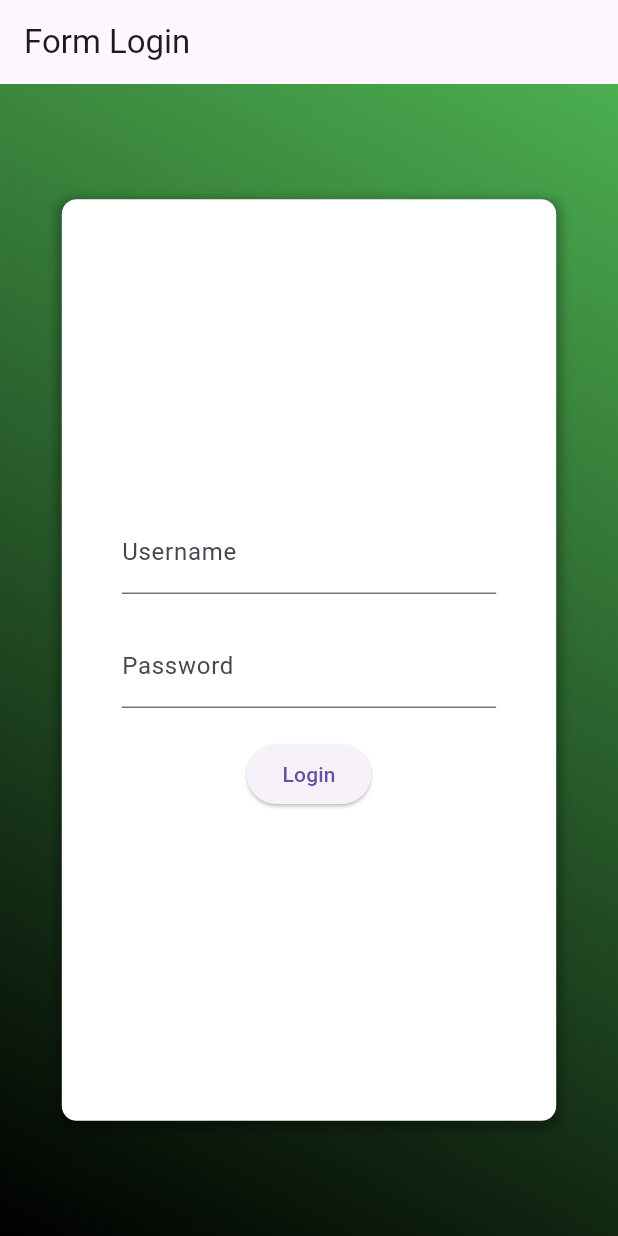
After one commit to mfthfarid/si-kaspin_mobile, a Flutter app: the LoginPage screen opened directly, on a phone screen of 412 x 824 dp. The commit adds this screen. Run offline on Flutter 3.47's test engine with Material 3 defaults, Android fonts, the phone set to English and light mode, and no system bars; our stand-ins replace avatar_glow.

Commit message:
add login

```diff
--- /dev/null
+++ b/lib/login/login.dart
@@ -0,0 +1,136 @@
+import 'package:flutter/material.dart';
+import 'package:kaspin/main.dart';
+import 'package:avatar_glow/avatar_glow.dart';
+
+void main() {
+  runApp(MyApp());
+}
+
+class MyApp extends StatelessWidget {
+  @override
+  Widget build(BuildContext context) {
+    return MaterialApp(
+      home: LoginPage(),
+    );
+  }
+}
+
+class LoginPage extends StatelessWidget {
+  @override
+  Widget build(BuildContext context) {
+    return Scaffold(
+      appBar: AppBar(
+        title: Text(
+          'Form Login',
+          // textAlign: Center(),
+        ),
+      ),
+      body: SafeArea(
+        child: Stack(
+          children: [
+            Container(
+              decoration: BoxDecoration(
+                gradient: LinearGradient(
+                  begin: Alignment.topRight,
+                  end: Alignment.bottomLeft,
+                  colors: [Colors.green, Colors.black],
+                ),
+              ),
+            ),
+            Center(
+              child: FractionallySizedBox(
+                widthFactor: 0.8,
+                heightFactor: 0.8,
+                child: Container(
+                  width: 500,
+                  height: 500,
+                  padding: EdgeInsets.all(20.0),
+                  decoration: BoxDecoration(
+                    color: Colors.white,
+                    borderRadius: BorderRadius.circular(10.0),
+                    boxShadow: [
+                      BoxShadow(
+                        color: Colors.black.withOpacity(0.3),
+                        spreadRadius: 3,
+                        blurRadius: 5,
+                        offset: Offset(0, 3),
+                      ),
+                    ],
+                  ),
+                  child: LoginForm(),
+                ),
+              ),
+            ),
+          ],
+        ),
+      ),
+    );
+  }
+}
+
+class LoginForm extends StatefulWidget {
+  @override
+  _LoginFormState createState() => _LoginFormState();
+}
+
+class _LoginFormState extends State<LoginForm> {
+  final TextEditingController _usernameController = TextEditingController();
+  final TextEditingController _passwordController = TextEditingController();
+
+  @override
+  Widget build(BuildContext context) {
+    return Padding(
+      padding: EdgeInsets.all(20.0),
+      child: Column(
+        mainAxisAlignment: MainAxisAlignment.center,
+        children: [
+          TextField(
+            controller: _usernameController,
+            decoration: InputDecoration(labelText: 'Username'),
+          ),
+          SizedBox(height: 20.0),
+          TextField(
+            controller: _passwordController,
+            decoration: InputDecoration(labelText: 'Password'),
+            obscureText: true,
+          ),
+          SizedBox(height: 20.0),
+          ElevatedButton(
+            onPressed: () {
+              // Logika autentikasi akan ditambahkan di sini
+              String username = _usernameController.text;
+              String password = _passwordController.text;
+
+              // Contoh autentikasi sederhana
+              if (username == 'admin' && password == 'admin123') {
+                // Jika autentikasi berhasil, navigasi ke halaman beranda
+                Navigator.push(
+                  context,
+                  MaterialPageRoute(builder: (context) => HomePage()),
+                );
+              } else {
+                // Jika autentikasi gagal, tampilkan pesan kesalahan
+                ScaffoldMessenger.of(context).showSnackBar(
+                  SnackBar(
+                    content: Text('Username atau password salah.'),
+                    backgroundColor: Colors.red,
+                  ),
+                );
+              }
+            },
+            child: Text('Login'),
+          ),
+        ],
+      ),
+    );
+  }
+}
+
+class HomePage extends StatelessWidget {
+  @override
+  Widget build(BuildContext context) {
+    return Scaffold(
+      body: (MyHomePage()),
+    );
+  }
+}
--- a/lib/main.dart
+++ b/lib/main.dart
@@ -3,6 +3,7 @@ import 'package:kaspin/laciDrawer.dart';
 import './menu/profile.dart';
 import './menu/penjualan.dart';
 import './menu/retur.dart';
+import 'package:kaspin/login/login.dart';
 
 void main() {
   runApp(MyApp());
--- a/pubspec.yaml
+++ b/pubspec.yaml
@@ -54,7 +54,13 @@ flutter:
 
   # To add assets to your application, add an assets section, like this:
   assets:
+    - data/profile.png
     - data/LogoApp.png
+    - data/batako-kotak-biasa.jpg
+    - data/batako-ringan.jpg
+    - data/obeng.jpg
+    - data/tang.jpg
+    - data/tank-harimau.jpg
   # An image asset can refer to one or more resolution-specific "variants", see
   # https://flutter.dev/assets-and-images/#resolution-aware
   # For details regarding adding assets from package dependencies, see
```
Also changed, not shown: lib/laciDrawer.dart (+49 -34 lines), lib/menu/penjualan.dart (+150 -22 lines), data/batako-kotak-biasa.jpg (added), data/batako-ringan.jpg (added), data/obeng.jpg (added), data/tang.jpg (added), data/tank-harimau.jpg (added).
